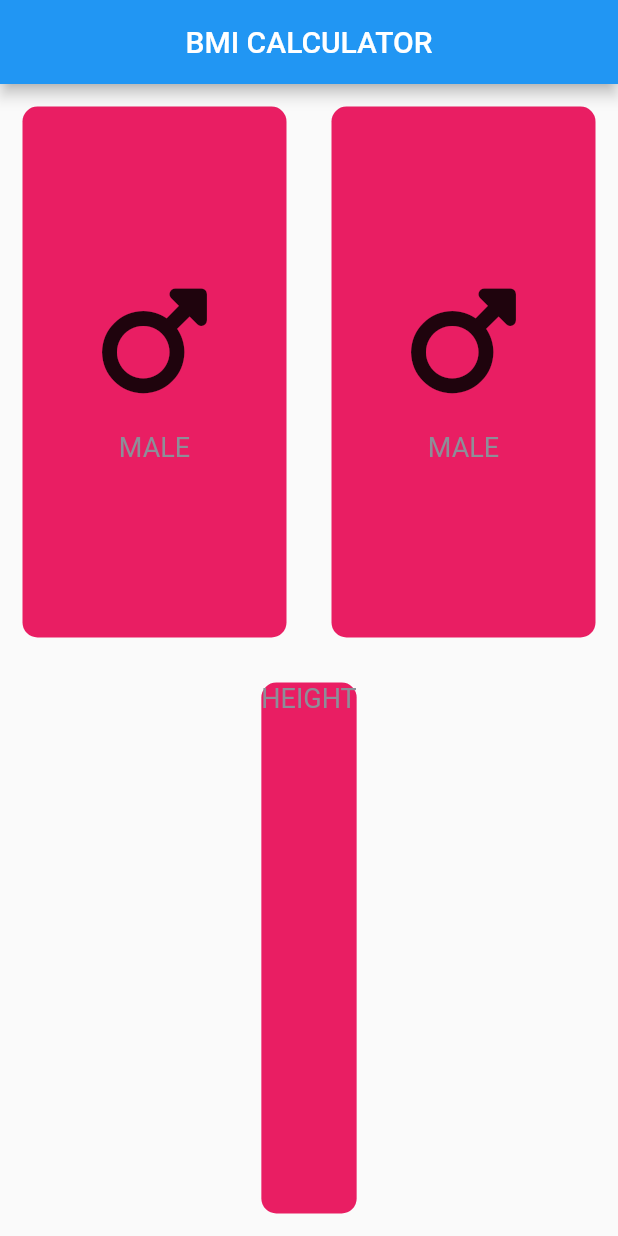
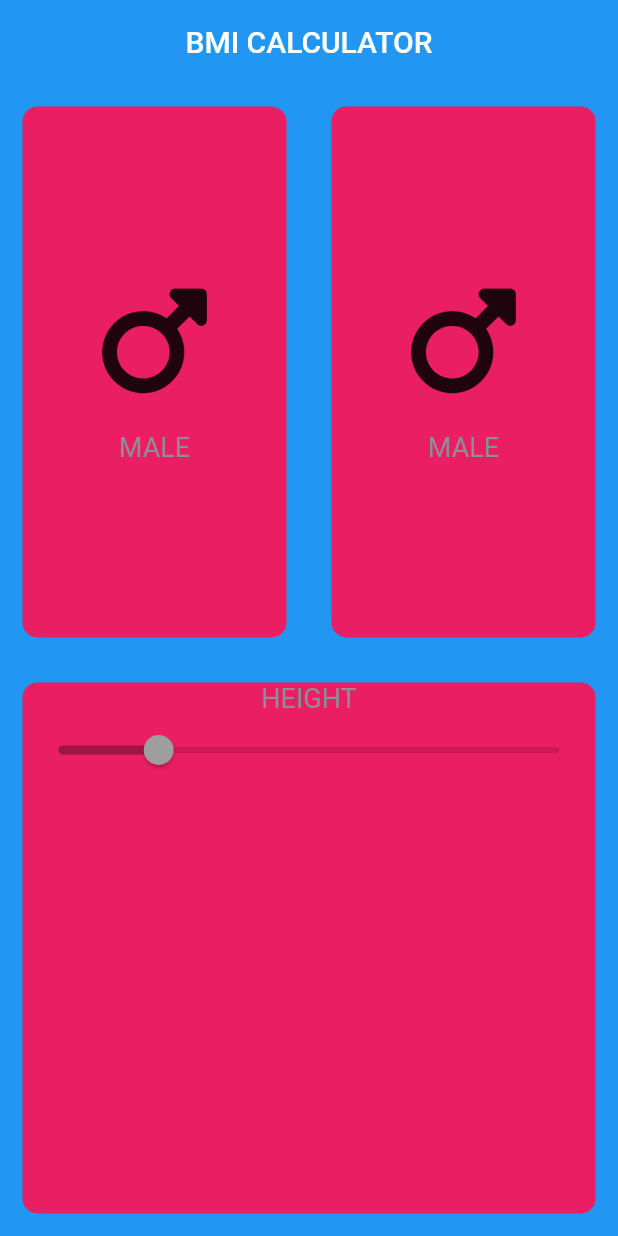
Before and after one commit to HEYKASHIF/Bmi_Calci, a Flutter app: the screen it shows after launch, on a phone screen of 412 x 824 dp. Run offline on Flutter 3.47's test engine with Material 2 defaults, Android fonts, the phone set to English and light mode, and no system bars; our stand-ins replace font_awesome_flutter.

Commit message:
9-april commit38

```diff
--- a/lib/pages/Home_page.dart
+++ b/lib/pages/Home_page.dart
@@ -14,7 +14,9 @@ class _HomePageState extends State<HomePage> {
   @override
   Widget build(BuildContext context) {
     return Scaffold(
+      backgroundColor: Colors.blue,
       appBar: AppBar(
+        elevation: 0,
         title: Text('BMI CALCULATOR'),
         centerTitle: true,
       ),
@@ -57,6 +59,12 @@ class _HomePageState extends State<HomePage> {
                       color: Color(0xFF8D8E98),
                     ),
                   ),
+                  Slider(
+                    value: 140,
+                    min: 100,
+                    max: 300,
+                    onChanged: null,
+                  )
                 ],
               ),
               color: Colors.pink,
```
